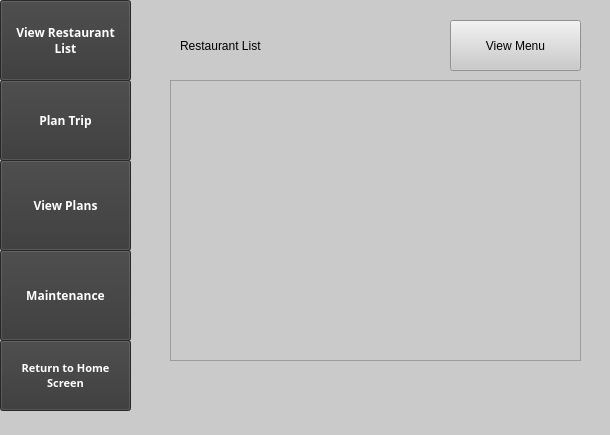
Old version of the form FastFoodFinder/mainwindow.ui in the repository annaali1/CS1DProject1.
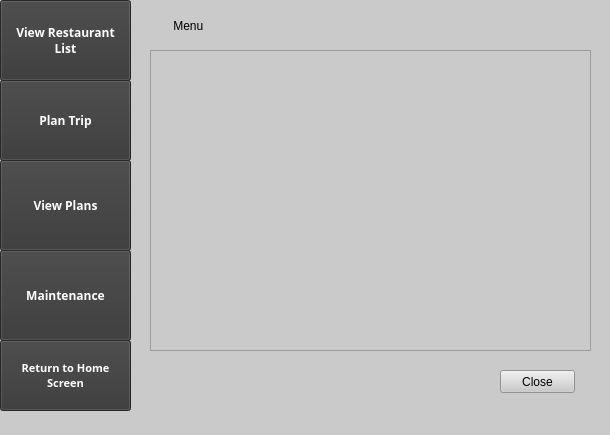
New version of the form. The open tabs and pages were chosen to show the change.

Commit message: Working on dislaying menu

```diff
--- a/FastFoodFinder/mainwindow.ui
+++ b/FastFoodFinder/mainwindow.ui
@@ -841,6 +841,44 @@
       </property>
      </widget>
     </widget>
+    <widget class="QWidget" name="menuList">
+     <widget class="QListWidget" name="menuViewList">
+      <property name="geometry">
+       <rect>
+        <x>20</x>
+        <y>50</y>
+        <width>441</width>
+        <height>301</height>
+       </rect>
+      </property>
+     </widget>
+     <widget class="QPushButton" name="closeMenu">
+      <property name="geometry">
+       <rect>
+        <x>370</x>
+        <y>370</y>
+        <width>75</width>
+        <height>23</height>
+       </rect>
+      </property>
+      <property name="text">
+       <string>Close</string>
+      </property>
+     </widget>
+     <widget class="QLabel" name="restaurantNameMenu">
+      <property name="geometry">
+       <rect>
+        <x>40</x>
+        <y>10</y>
+        <width>201</width>
+        <height>31</height>
+       </rect>
+      </property>
+      <property name="text">
+       <string>&lt;Insert RestaurantName&gt; Menu</string>
+      </property>
+     </widget>
+    </widget>
    </widget>
    <widget class="QPushButton" name="ListButton">
     <property name="geometry">
```
The commit also changes 2 other files.
